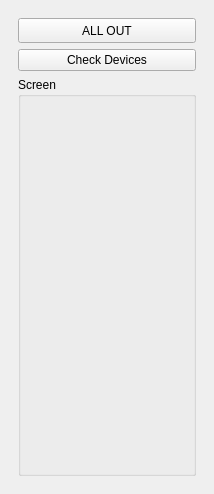
VELA-CLARA-software/Software, file Apps/screen_status/src/viewSource/Ui_screen_status_view.ui: the form before one commit.
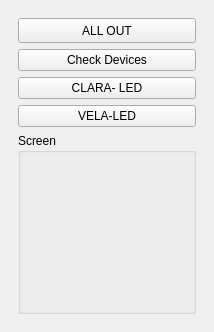
The form after the commit.

Diff of the .ui file:
```diff
--- a/Apps/screen_status/src/viewSource/Ui_screen_status_view.ui
+++ b/Apps/screen_status/src/viewSource/Ui_screen_status_view.ui
@@ -7,7 +7,7 @@
     <x>0</x>
     <y>0</y>
     <width>214</width>
-    <height>494</height>
+    <height>332</height>
    </rect>
   </property>
   <property name="windowTitle">
@@ -38,6 +38,20 @@
          </property>
         </widget>
        </item>
+       <item>
+        <widget class="QPushButton" name="clara_led_button">
+         <property name="text">
+          <string>CLARA- LED</string>
+         </property>
+        </widget>
+       </item>
+       <item>
+        <widget class="QPushButton" name="vela_led_button">
+         <property name="text">
+          <string>VELA-LED</string>
+         </property>
+        </widget>
+       </item>
        <item>
         <widget class="QGroupBox" name="groupBox">
          <property name="title">
```
